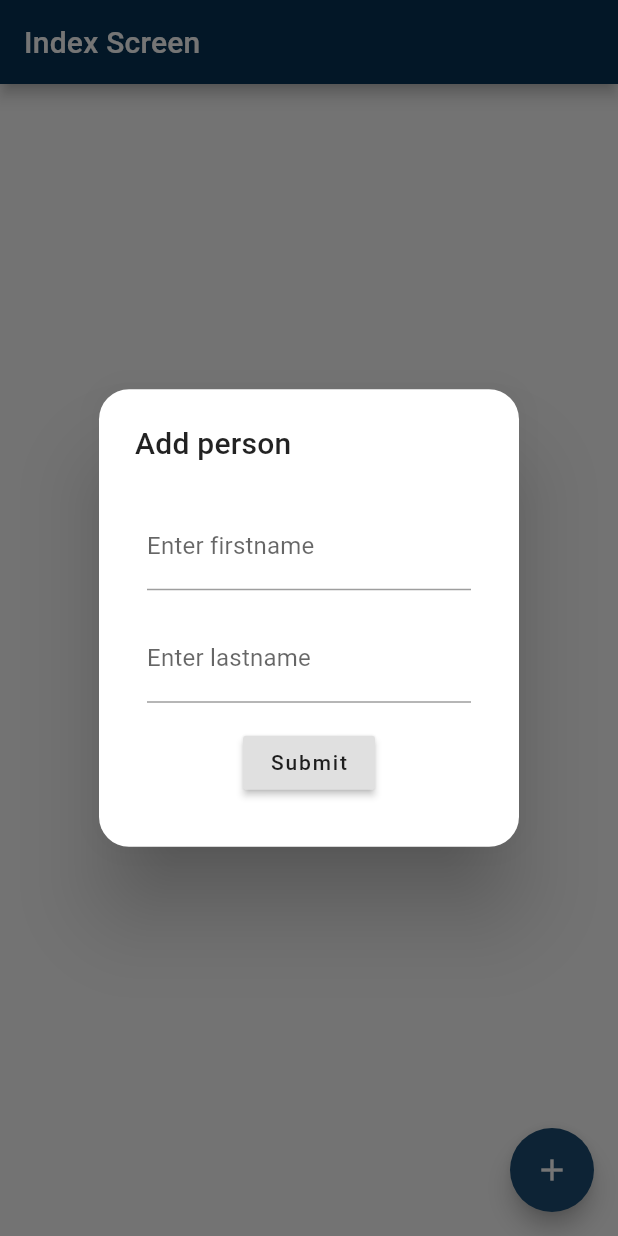
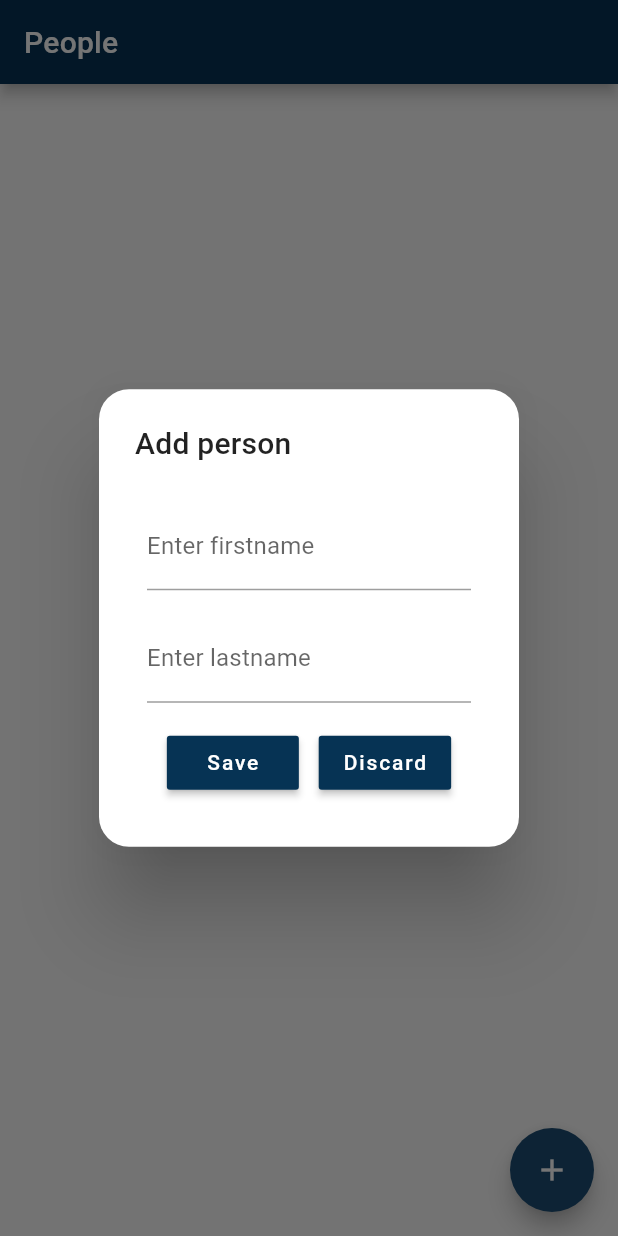
Before and after one commit to haakonsmith/Compendium, a Flutter app: the screen it shows after launch, after a tap on the "add" icon, on a phone screen of 412 x 824 dp. Run offline on Flutter 3.47's test engine with Material 2 defaults, Android fonts, the phone set to English and light mode, and no system bars; our stand-ins replace hive, hive_flutter; accounts and stored records are empty; generated files the repository leaves out were written again.

Commit message:
added attributes added screens folder added delete button to person fixed button colour other minor fixes

```diff
--- a/lib/data/person.dart
+++ b/lib/data/person.dart
@@ -11,10 +11,13 @@ class Person {
   @HiveField(1)
   String lastName;
 
+  // @HiveField(2) // can we just use a list of maps?
+  // List<Datablocks> datablocks;
+
   @HiveField(2)
-  List<Datablocks> datablocks;
+  Map<String, String> datablocks;
 
   Person({@required this.firstName, @required this.lastName});
 }
 
-class Datablocks {}
+class Datablocks {} // do we need this?
--- a/lib/main.dart
+++ b/lib/main.dart
@@ -1,4 +1,4 @@
-import 'package:compendium/widgets/index_screen.dart';
+import 'package:compendium/screens/indexScreen.dart';
 import 'package:flutter/material.dart';
 
 import 'package:hive/hive.dart';
@@ -12,7 +12,7 @@ void main() async {
   Hive.registerAdapter(PersonAdapter());
 
   await Hive.openBox('settings');
-  await Hive.openBox('people');
+  await Hive.openBox<Person>('people');
 
   runApp(CompendiumApp());
 }
--- /dev/null
+++ b/lib/screens/indexScreen.dart
@@ -0,0 +1,196 @@
+import 'package:compendium/data/person.dart';
+import 'package:compendium/screens/personScreen.dart';
+import 'package:flutter/material.dart';
+import 'package:hive/hive.dart';
+import 'package:hive_flutter/hive_flutter.dart';
+
+class IndexScreen extends StatefulWidget {
+  @override
+  _IndexScreenState createState() => _IndexScreenState();
+}
+
+class _IndexScreenState extends State<IndexScreen> {
+  var box = Hive.box<Person>('people');
+
+  @override
+  Widget build(BuildContext context) {
+    return Scaffold(
+      appBar: AppBar(
+        title: Text('People'),
+      ),
+      body: Container(
+        child: ValueListenableBuilder(
+          valueListenable: box.listenable(),
+          builder: (context, box, widget) {
+            return _buildListView(context, box);
+          },
+        ),
+      ),
+      floatingActionButton: FloatingActionButton(
+        onPressed: () => getNewPerson(
+          context: context,
+        ).then((val) => box.add(val)),
+        child: Icon(Icons.add),
+      ),
+    );
+  }
+
+  ListView _buildListView(BuildContext context, Box<Person> peopleBox) {
+    return ListView.separated(
+      itemCount: peopleBox.length,
+      itemBuilder: (context, index) {
+        Person person = peopleBox.getAt(index);
+        return ListTile(
+          title: Row(
+            mainAxisAlignment: MainAxisAlignment.spaceBetween,
+            children: [
+              Text(person.firstName + " " + person.lastName, style: TextStyle(fontSize: 20, fontWeight: FontWeight.w600)),
+              IconButton(
+                icon: Icon(Icons.delete),
+                onPressed: () {
+                  showDialog(
+                    context: context,
+                    builder: (context) => AlertDialog(
+                      shape: RoundedRectangleBorder(borderRadius: BorderRadius.circular(20.0)),
+                      title: Text('Are you sure?'),
+                      content: Row(
+                        mainAxisAlignment: MainAxisAlignment.spaceEvenly,
+                        children: [
+                          RaisedButton(
+                            child: Text(
+                              "Delete",
+                              style: TextStyle(color: Colors.white),
+                            ),
+                            color: Theme.of(context).primaryColor,
+                            onPressed: () {
+                              box.deleteAt(index);
+                              Navigator.of(context, rootNavigator: true).pop('dialog');
+                            },
+                          ),
+                          RaisedButton(
+                            child: Text(
+                              "Cancel",
+                              style: TextStyle(color: Colors.white),
+                            ),
+                            color: Theme.of(context).primaryColor,
+                            onPressed: () {
+                              Navigator.of(context, rootNavigator: true).pop('dialog');
+                            },
+                          ),
+                        ],
+                      ),
+                    ),
+                  );
+                },
+              )
+            ],
+          ),
+          onTap: () => Navigator.of(context).push(
+            MaterialPageRoute(
+              builder: (context) => PersonView(personID: index),
+            ),
+          ),
+        );
+      },
+      separatorBuilder: (context, index) => Divider(height: 20, indent: MediaQuery.of(context).size.width * 0.05, endIndent: MediaQuery.of(context).size.width * 0.05),
+    );
+  }
+}
+
+// Pass the controllers so they can be disposed outside in state manager widget
+Future<Person> getNewPerson({
+  @required BuildContext context,
+}) async {
+  TextEditingController firstnameController = TextEditingController();
+  TextEditingController lastnameController = TextEditingController();
+
+  final _formKey = GlobalKey<FormState>();
+
+  Person item;
+
+  await showDialog(
+      context: context,
+      builder: (BuildContext context) {
+        return AlertDialog(
+          shape: RoundedRectangleBorder(borderRadius: BorderRadius.circular(20.0)),
+          title: Text('Add person'),
+          content: Form(
+            key: _formKey,
+            child: Column(
+              mainAxisSize: MainAxisSize.min,
+              children: <Widget>[
+                Padding(
+                  padding: EdgeInsets.all(8.0),
+                  child: TextFormField(
+                    decoration: InputDecoration(labelText: 'Enter firstname'),
+                    controller: firstnameController,
+                    // The validator receives the text that the user has entered.
+                    validator: (value) {
+                      if (value.isEmpty) {
+                        return 'Please enter some text';
+                      }
+                      return null;
+                    },
+                  ),
+                ),
+                Padding(
+                  padding: EdgeInsets.all(8.0),
+                  child: TextFormField(
+                    decoration: InputDecoration(labelText: 'Enter lastname'),
+                    controller: lastnameController,
+                    // The validator receives the text that the user has entered.
+                    validator: (value) {
+                      if (value.isEmpty) {
+                        return 'Please enter some text';
+                      }
+                      return null;
+                    },
+                  ),
+                ),
+                Padding(
+                  padding: EdgeInsets.all(8.0),
+                  child: Row(
+                    mainAxisAlignment: MainAxisAlignment.spaceEvenly,
+                    children: [
+                      RaisedButton(
+                        child: Text(
+                          "Save",
+                          style: TextStyle(color: Colors.white),
+                        ),
+                        color: Theme.of(context).primaryColor,
+                        onPressed: () {
+                          if (_formKey.currentState.validate()) {
+                            item = Person(firstName: firstnameController.text, lastName: lastnameController.text);
+
+                            item.firstName = "${item.firstName[0].toUpperCase()}${item.firstName.substring(1)}";
+                            item.lastName = "${item.lastName[0].toUpperCase()}${item.lastName.substring(1)}";
+
+                            _formKey.currentState.save(); // what does this do?
+
+                            Navigator.of(context, rootNavigator: true).pop('dialog');
+                          }
+                        },
+                      ),
+                      RaisedButton(
+                        color: Theme.of(context).primaryColor,
+                        onPressed: () => Navigator.of(context, rootNavigator: true).pop('dialog'),
+                        child: Text(
+                          "Discard",
+                          style: TextStyle(color: Colors.white),
+                        ),
+                      ),
+                    ],
+                  ),
+                )
+              ],
+            ),
+          ),
+        );
+      });
+
+  if (item == null) {
+    return Future.error("Dialog closed before data could be retrieved");
+  } else {
+    return Future.value(item);
+  }
+}
--- a/lib/widgets/index_screen.dart
+++ /dev/null
@@ -1,144 +0,0 @@
-import 'package:compendium/data/person.dart';
-import 'package:compendium/widgets/person_view.dart';
-import 'package:flutter/material.dart';
-import 'package:hive/hive.dart';
-import 'package:hive_flutter/hive_flutter.dart';
-
-class IndexScreen extends StatefulWidget {
-  @override
-  _IndexScreenState createState() {
-    return _IndexScreenState();
-  }
-}
-
-class _IndexScreenState extends State<IndexScreen> {
-  var box = Hive.box('people');
-
-  var firstnameGetter = TextEditingController();
-  var lastnameGetter = TextEditingController();
-
-  @override
-  Widget build(BuildContext context) {
-    return Scaffold(
-      appBar: AppBar(
-        title: Text('Index Screen'),
-      ),
-      body: Container(
-          child: ValueListenableBuilder(
-              valueListenable: box.listenable(),
-              builder: (context, box, widget) {
-                return _buildListView(context, box);
-              })),
-      floatingActionButton: FloatingActionButton(
-        onPressed: () => getNewPerson(
-                context: context,
-                firstnameController: firstnameGetter,
-                lastnameController: lastnameGetter)
-            .then((val) => box.add(val)),
-        child: Icon(Icons.add),
-      ),
-    );
-  }
-
-  ListView _buildListView(context, peopleBox) {
-    return ListView.separated(
-      itemCount: peopleBox.length,
-      itemBuilder: (context, index) {
-        Person person = peopleBox.getAt(index);
-        return ListTile(
-          title: Text(person.firstName + " " + person.lastName),
-          onTap: () => Navigator.of(context).push(MaterialPageRoute(
-            builder: (context) => PersonView(personID: index),
-          )),
-        );
-      },
-      separatorBuilder: (context, index) => Divider(
-          height: 20,
-          indent: MediaQuery.of(context).size.width * 0.05,
-          endIndent: MediaQuery.of(context).size.width * 0.05),
-    );
-  }
-}
-
-// Pass the controllers so they can be diposed outside in state manganger widget
-Future<Person> getNewPerson({
-  @required BuildContext context,
-  @required TextEditingController firstnameController,
-  @required TextEditingController lastnameController,
-}) async {
-  TextEditingController firstnameGetter = firstnameController;
-  TextEditingController lastnameGetter = lastnameController;
-
-  final _formKey = GlobalKey<FormState>();
-
-  Person item;
-
-  await showDialog(
-      context: context,
-      builder: (BuildContext context) {
-        return AlertDialog(
-          shape:
-              RoundedRectangleBorder(borderRadius: BorderRadius.circular(20.0)),
-          title: Text('Add person'),
-          content: Form(
-            key: _formKey,
-            child: Column(
-              mainAxisSize: MainAxisSize.min,
-              children: <Widget>[
-                Padding(
-                  padding: EdgeInsets.all(8.0),
-                  child: TextFormField(
-                    decoration: InputDecoration(labelText: 'Enter firstname'),
-                    controller: firstnameGetter,
-                    // The validator receives the text that the user has entered.
-                    validator: (value) {
-                      if (value.isEmpty) {
-                        return 'Please enter some text';
-                      }
-                      return null;
-                    },
-                  ),
-                ),
-                Padding(
-                  padding: EdgeInsets.all(8.0),
-                  child: TextFormField(
-                    decoration: InputDecoration(labelText: 'Enter lastname'),
-                    controller: lastnameGetter,
-                    // The validator receives the text that the user has entered.
-                    validator: (value) {
-                      if (value.isEmpty) {
-                        return 'Please enter some text';
-                      }
-                      return null;
-                    },
-                  ),
-                ),
-                Padding(
-                  padding: const EdgeInsets.all(8.0),
-                  child: RaisedButton(
-                    child: Text("Submit"),
-                    onPressed: () {
-                      if (_formKey.currentState.validate()) {
-                        item = Person(
-                            firstName: firstnameGetter.text,
-                            lastName: lastnameGetter.text);
-                        _formKey.currentState.save();
-
-                        Navigator.of(context, rootNavigator: true)
-                            .pop('dialog');
-                      }
-                    },
-                  ),
-                )
-              ],
-            ),
-          ),
-        );
-      }).then((val) {});
-
-  if (item == null) {
-    return Future.error("Dialog closed before data could be retrived");
-  } else {
-    return Future.value(item);
-  }
-}
```
Also changed, not shown: lib/screens/personScreen.dart (added, +64 -0 lines), lib/widgets/attributes.dart (added, +169 -0 lines), lib/widgets/person_view.dart (deleted, +0 -55 lines), lib/data/person.g.dart, pubspec.lock, 1 other file.
